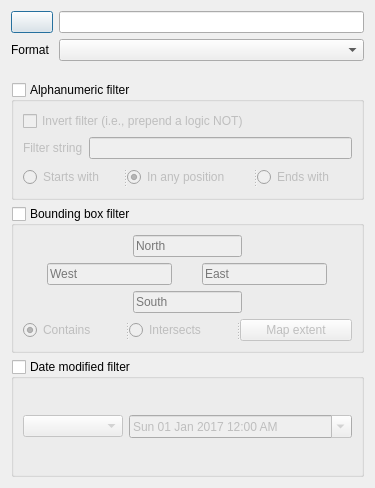
First picture: the form in Ui_Base_LoadThemAll.ui, repository gacarrillor/loadthemall, before the edit.
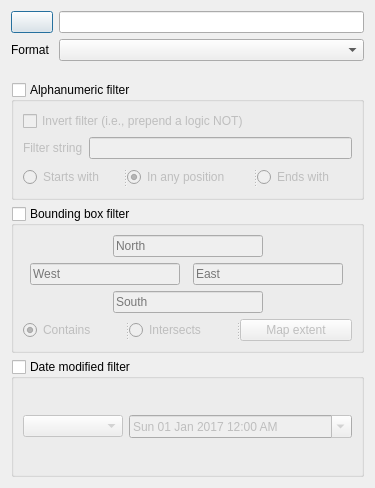
Second picture: the form after the edit. Icons and pictures are not drawn.

Commit message: Migrate Load Them All to QGIS v3.x

```diff
--- a/Ui_Base_LoadThemAll.ui
+++ b/Ui_Base_LoadThemAll.ui
@@ -159,9 +159,15 @@
           </item>
           <item>
            <widget class="QLineEdit" name="txtYMax">
+            <property name="minimumSize">
+             <size>
+              <width>150</width>
+              <height>0</height>
+             </size>
+            </property>
             <property name="maximumSize">
              <size>
-              <width>125</width>
+              <width>16777215</width>
               <height>16777215</height>
              </size>
             </property>
@@ -194,9 +200,15 @@
          <layout class="QHBoxLayout" name="horizontalLayout">
           <item>
            <widget class="QLineEdit" name="txtXMin">
+            <property name="minimumSize">
+             <size>
+              <width>150</width>
+              <height>0</height>
+             </size>
+            </property>
             <property name="maximumSize">
              <size>
-              <width>125</width>
+              <width>150</width>
               <height>16777215</height>
              </size>
             </property>
@@ -212,9 +224,15 @@
           </item>
           <item>
            <widget class="QLineEdit" name="txtXMax">
+            <property name="minimumSize">
+             <size>
+              <width>150</width>
+              <height>0</height>
+             </size>
+            </property>
             <property name="maximumSize">
              <size>
-              <width>125</width>
+              <width>150</width>
               <height>16777215</height>
              </size>
             </property>
@@ -247,9 +265,15 @@
           </item>
           <item>
            <widget class="QLineEdit" name="txtYMin">
+            <property name="minimumSize">
+             <size>
+              <width>150</width>
+              <height>0</height>
+             </size>
+            </property>
             <property name="maximumSize">
              <size>
-              <width>125</width>
+              <width>16777215</width>
               <height>16777215</height>
              </size>
             </property>
```
Left out of the diff: 3 changed lines with no effect on the pictures. The commit also changes 12 other files.
